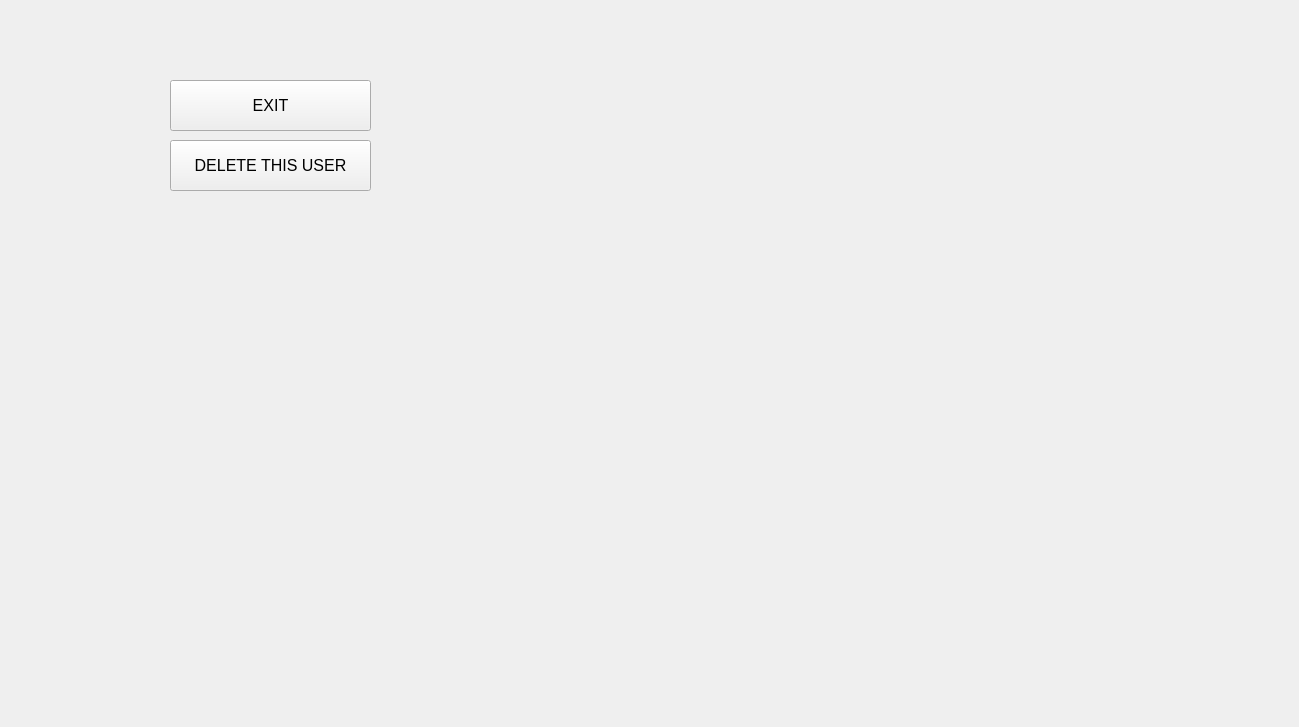
Before: the Qt Designer form DataBaseCybersport/TournamentWindow.ui in Inlucker/DataBaseCybersport, drawn with Qt 5.
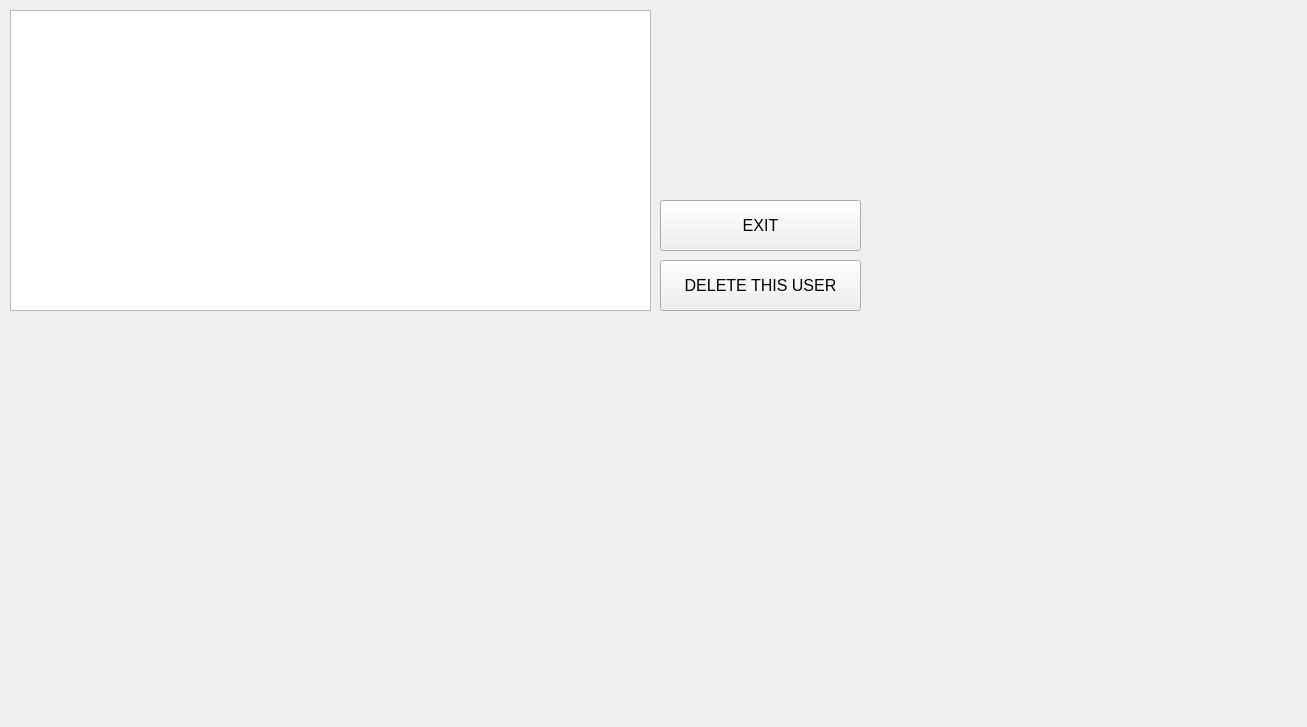
After: the same form once the commit is applied.

What changed in the file:
```diff
--- a/DataBaseCybersport/TournamentWindow.ui
+++ b/DataBaseCybersport/TournamentWindow.ui
@@ -6,7 +6,7 @@
    <rect>
     <x>0</x>
     <y>0</y>
-    <width>1299</width>
+    <width>1307</width>
     <height>727</height>
    </rect>
   </property>
@@ -16,8 +16,8 @@
   <widget class="QPushButton" name="delete_this_user_btn">
    <property name="geometry">
     <rect>
-     <x>170</x>
-     <y>140</y>
+     <x>660</x>
+     <y>260</y>
      <width>201</width>
      <height>51</height>
     </rect>
@@ -34,8 +34,8 @@
   <widget class="QPushButton" name="exit_btn">
    <property name="geometry">
     <rect>
-     <x>170</x>
-     <y>80</y>
+     <x>660</x>
+     <y>200</y>
      <width>201</width>
      <height>51</height>
     </rect>
@@ -49,6 +49,16 @@
     <string>EXIT</string>
    </property>
   </widget>
+  <widget class="QTableView" name="tournaments_tableView">
+   <property name="geometry">
+    <rect>
+     <x>10</x>
+     <y>10</y>
+     <width>641</width>
+     <height>301</height>
+    </rect>
+   </property>
+  </widget>
  </widget>
  <resources/>
  <connections/>
```
